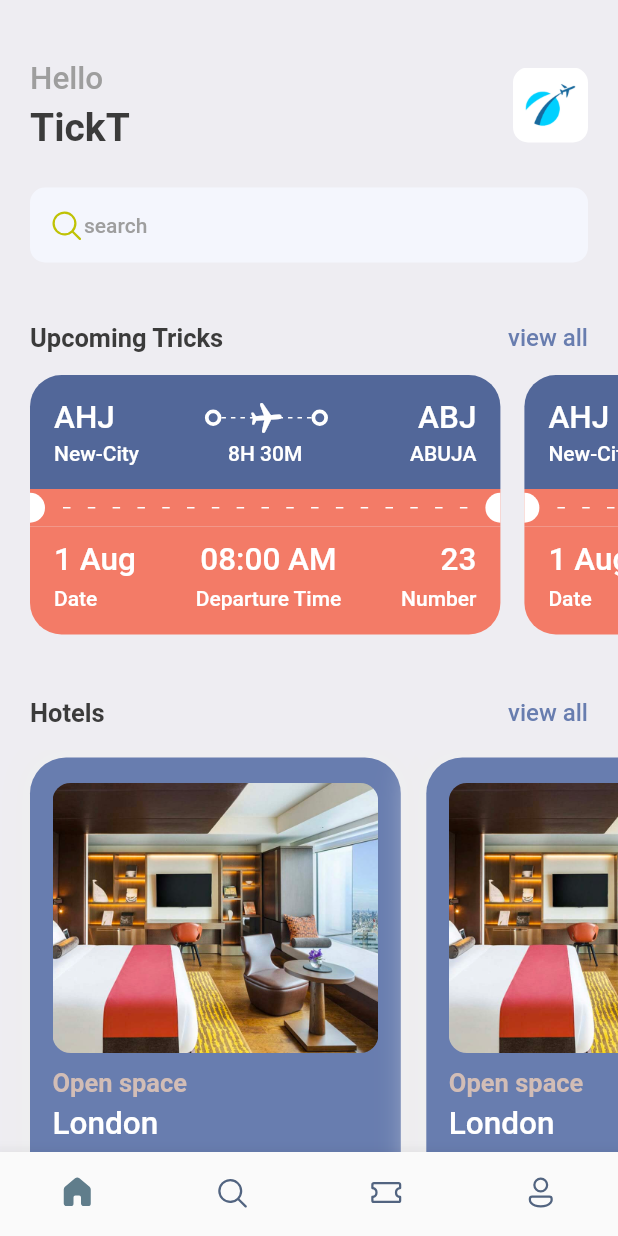
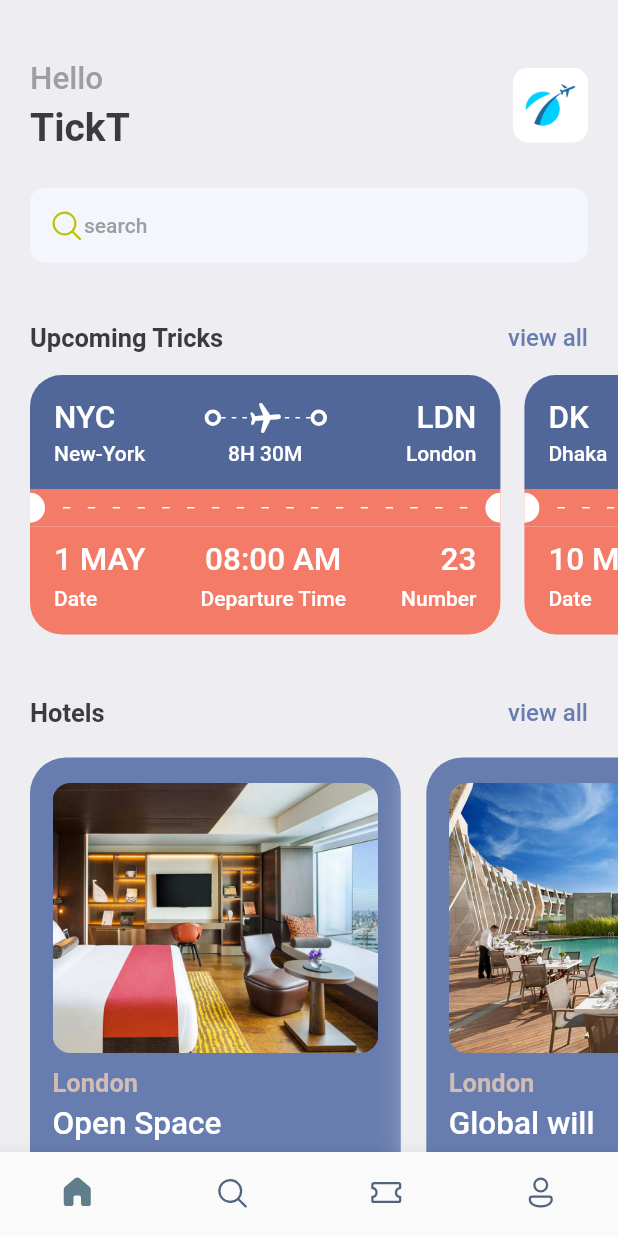
Before and after one commit to theclassical-dev/flutter-ticketTest, a Flutter app: the screen it shows after launch, on a phone screen of 412 x 824 dp. Run offline on Flutter 3.47's test engine with Material 2 defaults, Android fonts, the phone set to English and light mode, and no system bars; our stand-ins replace fluentui_icons, gap, get.

Commit message:
map list added ticket

```diff
--- a/lib/screens/home_screen.dart
+++ b/lib/screens/home_screen.dart
@@ -4,6 +4,7 @@ import 'package:flutter/material.dart';
 import 'package:gap/gap.dart';
 import 'package:ticktest/screens/hotel_screen.dart';
 import 'package:ticktest/screens/tick_view.dart';
+import 'package:ticktest/utils/app_info_list.dart';
 
 import '../utils/app_styles.dart';
 
@@ -92,10 +93,7 @@ class HomeScreen extends StatelessWidget {
             scrollDirection: Axis.horizontal,
             padding: const EdgeInsets.only(left: 20),
             child: Row(
-              children: const [
-                TickView(),
-                TickView()
-              ],
+              children: ticketList.map((singleTicket) => TickView(ticket: singleTicket)).toList()
             ),
           ),
           const Gap(15),
@@ -120,12 +118,7 @@ class HomeScreen extends StatelessWidget {
               scrollDirection: Axis.horizontal,
               padding: const EdgeInsets.only(left: 20),
               child: Row(
-                children: const [
-                  HotelScreen(),
-                  HotelScreen(),
-                  HotelScreen(),
-                  HotelScreen(),
-                ],
+                children: hotelList.map((singleHotel) => HotelScreen(hotel: singleHotel)).toList()
               ),
           ),
         ],
--- a/lib/screens/hotel_screen.dart
+++ b/lib/screens/hotel_screen.dart
@@ -1,14 +1,18 @@
 import 'package:flutter/cupertino.dart';
 import 'package:flutter/material.dart';
 import 'package:gap/gap.dart';
+import 'package:ticktest/utils/app_info_list.dart';
 import 'package:ticktest/utils/app_styles.dart';
 import '../utils/app_layout.dart';
 
 class HotelScreen extends StatelessWidget {
-  const HotelScreen({Key? key}) : super(key: key);
+  //hotel list
+  final Map<String, dynamic> hotel;
+  const HotelScreen({Key? key, required this.hotel}) : super(key: key);
 
   @override
   Widget build(BuildContext context) {
+     // print('Hotel price is ${hotel['price']}');
     final size = AppLayout.getSize(context);
     return Container(
       width: size.width*0.6,
@@ -35,24 +39,27 @@ class HotelScreen extends StatelessWidget {
             decoration: BoxDecoration(
               borderRadius: BorderRadius.circular(12),
                color: Styles.primaryColor,
-              image: const DecorationImage(
+              image: DecorationImage(
                 fit: BoxFit.cover,
                 image: AssetImage(
-                  "assets/images/one.png"
+                  "assets/images/${hotel['image']}"
                 )
               )
             ),
           ),
           const Gap(10),
-          Text("Open space",
+          Text(
+            hotel['destination'],
             style: Styles.headLineStyle2.copyWith(color: Styles.kakiColor),
           ),
           const Gap(5),
-          Text("London",
+          Text(
+            hotel['place'],
             style: Styles.headLineStyle3.copyWith(color: Colors.white),
           ),
           const Gap(8),
-          Text("\$40/night",
+          Text(
+            "\$${hotel['price']}/night",
             style: Styles.headLineStyle3.copyWith(color: Styles.kakiColor),
           ),
         ],
--- a/lib/screens/tick_view.dart
+++ b/lib/screens/tick_view.dart
@@ -6,7 +6,8 @@ import 'package:ticktest/utils/app_styles.dart';
 import 'package:ticktest/widgets/thick_container.dart';
 
 class TickView extends StatelessWidget {
-  const TickView({Key? key}) : super(key: key);
+  final Map<String, dynamic> ticket;
+  const TickView({Key? key, required this.ticket}) : super(key: key);
 
   @override
   Widget build(BuildContext context) {
@@ -33,7 +34,7 @@ class TickView extends StatelessWidget {
                   // first row on the card
                   Row(
                     children: [
-                      Text("AHJ", style: Styles.headLineStyle3.copyWith(color: Colors.white)),
+                      Text(ticket['from']['code'], style: Styles.headLineStyle3.copyWith(color: Colors.white)),
                       // const Spacer(),
                       Expanded(child: Container()),
                       //the small cricle
@@ -67,7 +68,7 @@ class TickView extends StatelessWidget {
 
                       ThickContainer(),
                       Expanded(child: Container()),
-                      Text("ABJ", style: Styles.headLineStyle3.copyWith(color: Colors.white)),
+                      Text(ticket['to']['code'], style: Styles.headLineStyle3.copyWith(color: Colors.white)),
 
                     ],
                   ),
@@ -78,11 +79,11 @@ class TickView extends StatelessWidget {
                     children: [
 
                       SizedBox(
-                        width: 100, child: Text("New-City", style: Styles.headLineStyle4.copyWith(color: Colors.white),),
+                        width: 100, child: Text(ticket['from']['name'], style: Styles.headLineStyle4.copyWith(color: Colors.white),),
                       ),
-                      Text("8H 30M", style: Styles.headLineStyle4.copyWith(color: Colors.white),),
+                      Text(ticket['flying_time'], style: Styles.headLineStyle4.copyWith(color: Colors.white),),
                       SizedBox(
-                        width: 100, child: Text("ABUJA", textAlign: TextAlign.end, style: Styles.headLineStyle4.copyWith(color: Colors.white),),
+                        width: 100, child: Text(ticket['to']['name'], textAlign: TextAlign.end, style: Styles.headLineStyle4.copyWith(color: Colors.white),),
                       ),
                     ],
                   )
@@ -168,7 +169,7 @@ class TickView extends StatelessWidget {
                       Column(
                         crossAxisAlignment: CrossAxisAlignment.start,
                         children: [
-                          Text("1 Aug",
+                          Text(ticket['date'],
                           style: Styles.headLineStyle3.copyWith(color: Colors.white),),
                           const Gap(5),
                           Text("Date",
@@ -179,7 +180,7 @@ class TickView extends StatelessWidget {
                       Column(
                         crossAxisAlignment: CrossAxisAlignment.center,
                         children: [
-                          Text("08:00 AM",
+                          Text(ticket['departure_time'],
                             style: Styles.headLineStyle3.copyWith(color: Colors.white),),
                           const Gap(5),
                           Text("Departure Time",
@@ -190,7 +191,7 @@ class TickView extends StatelessWidget {
                       Column(
                         crossAxisAlignment: CrossAxisAlignment.end,
                         children: [
-                          Text("23",
+                          Text(ticket['number'].toString(),
                             style: Styles.headLineStyle3.copyWith(color: Colors.white),),
                           const Gap(5),
                           Text("Number",
--- a/lib/utils/app_info_list.dart
+++ b/lib/utils/app_info_list.dart
@@ -18,3 +18,34 @@ List<Map<String, dynamic>> hotelList = [
     'price': 68
   },
 ];
+
+List<Map<String, dynamic>> ticketList = [
+  {
+    'from': {
+      'code':"NYC",
+      'name':"New-York"
+    },
+    'to': {
+      'code':"LDN",
+      'name':"London"
+    },
+    'flying_time': '8H 30M',
+    'date': "1 MAY",
+    'departure_time':"08:00 AM",
+    "number":23
+  },
+  {
+    'from': {
+      'code':"DK",
+      'name':"Dhaka"
+    },
+    'to': {
+      'code':"SH",
+      'name':"Shanghai"
+    },
+    'flying_time': '4H 20M',
+    'date': "10 MAY",
+    'departure_time':"09:00 AM",
+    "number":45
+  },
+];
--- a/lib/utils/app_layout.dart
+++ b/lib/utils/app_layout.dart
@@ -1,7 +1,14 @@
 import 'package:flutter/cupertino.dart';
+import 'package:get/get.dart';
 
 class AppLayout{
   static getSize(BuildContext context){
     return MediaQuery.of(context).size;
   }
+  static getScreenHeight(){
+    return Get.height;
+  }
+  static getScreenWidth(){
+    return Get.width;
+  }
 }
--- a/pubspec.yaml
+++ b/pubspec.yaml
@@ -35,6 +35,7 @@ dependencies:
   # Use with the CupertinoIcons class for iOS style icons.
   cupertino_icons: ^1.0.2
   fluentui_icons: ^1.0.0
+  get:
   gap: ^2.0.0
 
 dev_dependencies:
```
Also changed, not shown: pubspec.lock.
